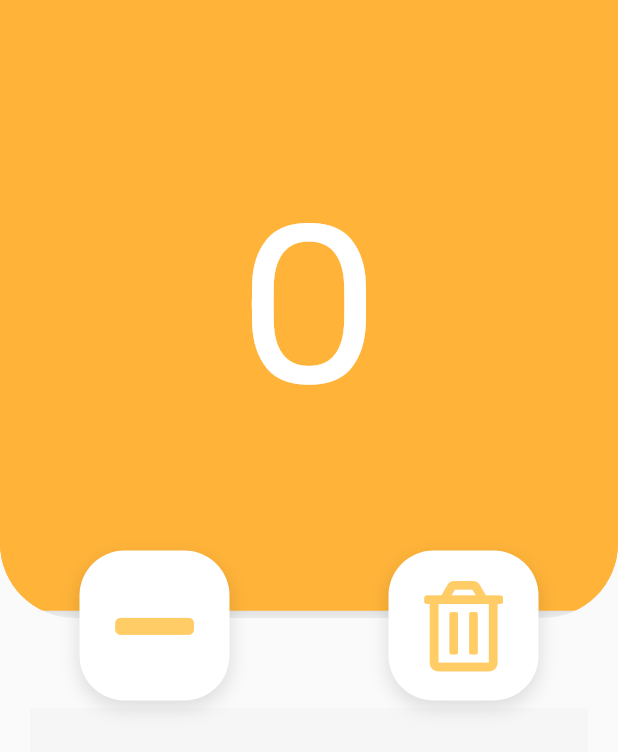
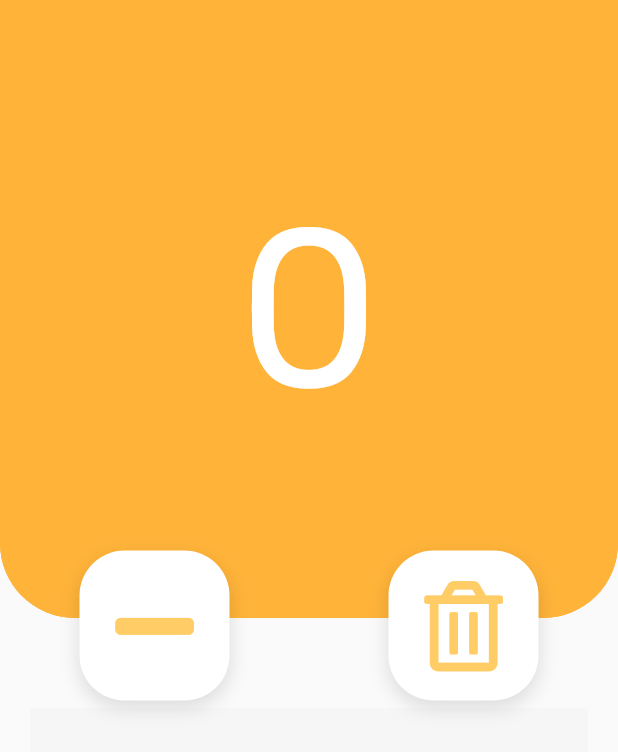
Before and after one commit to devmoonho/touch_counter_app, a Flutter app: the screen it shows after launch, on a phone screen of 412 x 824 dp. Shown: the top 752 px of the screen. Run offline on Flutter 3.47's test engine with Material 2 defaults, Android fonts, the phone set to English and light mode, and no system bars; our stand-ins replace date_format, font_awesome_flutter, vibration; missing offline and left inert: firebase_admob; accounts and stored records are empty.

```diff
--- a/lib/app_pages/home.dart
+++ b/lib/app_pages/home.dart
@@ -4,7 +4,7 @@ import 'package:touch_counter_app/app_pages/widgets/button_widget.dart';
 import 'package:touch_counter_app/app_pages/widgets/counter_widget.dart';
 import 'package:touch_counter_app/app_pages/widgets/list_widget.dart';
 import 'package:touch_counter_app/models/admob_model.dart';
-import 'package:touch_counter_app/providers/home_provider.dart';
+import 'package:touch_counter_app/providers/counter_provider.dart';
 
 class Home extends StatefulWidget {
   @override
@@ -29,11 +29,9 @@ class _HomeState extends State<Home> {
 
   @override
   Widget build(BuildContext context) {
-    return ChangeNotifierProvider(
-      builder: (context) => Counter(),
-      child: Scaffold(
-        body: Consumer<Counter>(
-          builder: (context, counter, child) => Stack(
+    final counter = Provider.of<CounterProvider>(context, listen: true);
+    return Scaffold(
+      body: Stack(
         children: <Widget>[
           Column(
             mainAxisAlignment: MainAxisAlignment.center,
@@ -44,8 +42,10 @@ class _HomeState extends State<Home> {
                 duration: Duration(milliseconds: 300),
                 alignment: Alignment.topCenter,
                 height: counter.isCounterFill
-                        ? MediaQuery.of(context).size.height + counter.counterFill.diffPos
-                        : MediaQuery.of(context).size.height / 2 + counter.counterFill.diffPos,
+                    ? MediaQuery.of(context).size.height +
+                        counter.counterFill.diffPos
+                    : MediaQuery.of(context).size.height / 2 +
+                        counter.counterFill.diffPos,
                 child: CounterWidget(),
               ),
               AnimatedContainer(
@@ -54,7 +54,8 @@ class _HomeState extends State<Home> {
                 alignment: Alignment.bottomCenter,
                 height: counter.isCounterFill
                     ? 0.0 - counter.counterFill.diffPos
-                        : MediaQuery.of(context).size.height / 2 - counter.counterFill.diffPos,
+                    : MediaQuery.of(context).size.height / 2 -
+                        counter.counterFill.diffPos,
                 child: ListWidget(),
               )
             ],
@@ -70,8 +71,6 @@ class _HomeState extends State<Home> {
           ),
         ],
       ),
-        ),
-      ),
     );
   }
 }
--- a/lib/app_pages/widgets/button_widget.dart
+++ b/lib/app_pages/widgets/button_widget.dart
@@ -1,7 +1,7 @@
 import 'package:flutter/material.dart';
 import 'package:font_awesome_flutter/font_awesome_flutter.dart';
 import 'package:provider/provider.dart';
-import 'package:touch_counter_app/providers/home_provider.dart';
+import 'package:touch_counter_app/providers/counter_provider.dart';
 
 class ButtonWidget extends StatefulWidget {
   @override
@@ -35,9 +35,9 @@ class _ButtonWidgetState extends State<ButtonWidget> {
           borderRadius: BorderRadius.circular(30.0),
           onTap: () {
             if (index == 0) {
-              Provider.of<Counter>(context, listen: false).decrement();
+              Provider.of<CounterProvider>(context, listen: false).decrement();
             } else if (index == 1) {
-              Provider.of<Counter>(context, listen: false).reset();
+              Provider.of<CounterProvider>(context, listen: false).reset();
             }
           },
           child: Icon(
--- a/lib/app_pages/widgets/counter_widget.dart
+++ b/lib/app_pages/widgets/counter_widget.dart
@@ -2,7 +2,7 @@ import 'dart:async';
 
 import 'package:flutter/material.dart';
 import 'package:provider/provider.dart';
-import 'package:touch_counter_app/providers/home_provider.dart';
+import 'package:touch_counter_app/providers/counter_provider.dart';
 import 'package:vibration/vibration.dart';
 
 class CounterWidget extends StatefulWidget {
@@ -12,36 +12,14 @@ class CounterWidget extends StatefulWidget {
 
 class _CounterWidgetState extends State<CounterWidget>
     with SingleTickerProviderStateMixin {
-  Animation _animation;
-  AnimationController _animationController;
-  Timer timer;
-
-  @override
-  void initState() {
-    _animationController =
-        AnimationController(duration: Duration(milliseconds: 500), vsync: this);
-    _animation =
-        CurvedAnimation(curve: Curves.easeInOut, parent: _animationController);
-    timer = Timer(Duration(milliseconds: 500), _animationController.forward);
-    super.initState();
-  }
-
-  @override
-  void dispose() {
-    timer.cancel();
-    _animationController.dispose();
-    super.dispose();
-  }
-
   @override
   Widget build(BuildContext context) {
-    final counterProvider = Provider.of<Counter>(context, listen: true);
+    final counterProvider =
+        Provider.of<CounterProvider>(context, listen: false);
     return ClipRRect(
       borderRadius: BorderRadius.only(
           bottomLeft: Radius.circular(50.0),
           bottomRight: Radius.circular(50.0)),
-      child: Padding(
-        padding: EdgeInsets.only(bottom: 5.0),
       child: Container(
         alignment: MediaQuery.of(context).orientation == Orientation.portrait
             ? Alignment.center
@@ -56,18 +34,26 @@ class _CounterWidgetState extends State<CounterWidget>
             ),
           ],
         ),
-          child: GestureDetector(
+        child: Stack(
+          children: <Widget>[
+            GestureDetector(
               onHorizontalDragStart: (DragStartDetails details) {
                 counterProvider.setStartYPos(details.globalPosition.dy);
+                setState(() => {});
               },
               onHorizontalDragUpdate: (DragUpdateDetails details) {
                 counterProvider.gestureMove(details.globalPosition.dy);
+                counterProvider.refresh();
+                setState(() => {});
               },
               onHorizontalDragEnd: (DragEndDetails details) {
                 if (counterProvider.StartYPos < counterProvider.EndYPos)
                   counterProvider.gestureDown();
                 else
                   counterProvider.gestureUp();
+
+                counterProvider.refresh();
+                setState(() => {});
               },
               child: Material(
                 color: Theme.of(context).primaryColor,
@@ -82,12 +68,14 @@ class _CounterWidgetState extends State<CounterWidget>
                     });
                   },
                   child: Container(
-                  alignment:
-                      MediaQuery.of(context).orientation == Orientation.portrait
+                    alignment: MediaQuery.of(context).orientation ==
+                            Orientation.portrait
                         ? Alignment.center
                         : Alignment.topCenter,
                     constraints: BoxConstraints.expand(),
                     child: TextAnimation(
+                      child: Container(
+                        alignment: Alignment.center,
                         child: Text(
                           '${counterProvider.value}',
                           style: TextStyle(
@@ -101,6 +89,8 @@ class _CounterWidgetState extends State<CounterWidget>
                   ),
                 ),
               ),
+            ),
+          ],
         ),
       ),
     );
@@ -148,7 +138,7 @@ class _TextAnimationState extends State<TextAnimation>
 
   @override
   Widget build(BuildContext context) {
-    final counterProvider = Provider.of<Counter>(context, listen: true);
+    final counterProvider = Provider.of<CounterProvider>(context, listen: true);
     counterProvider.setController(_animationController);
     return AnimatedBuilder(
       animation: _animation,
--- a/lib/main.dart
+++ b/lib/main.dart
@@ -1,6 +1,8 @@
 import 'package:firebase_admob/firebase_admob.dart';
 import 'package:flutter/material.dart';
+import 'package:provider/provider.dart';
 import 'package:touch_counter_app/models/admob_model.dart';
+import 'package:touch_counter_app/providers/counter_provider.dart';
 
 import 'app_pages/home.dart';
 
@@ -19,7 +21,14 @@ class TouchCounterApp extends StatelessWidget {
         primaryColor: Color(0xFFFFB339),
         accentColor: Color(0xFFFFCC66),
       ),
-      home: Home(),
+      home: MultiProvider(
+        providers: [
+          ChangeNotifierProvider<CounterProvider>.value(
+            value: CounterProvider(),
+          ),
+        ],
+        child: Home(),
+      ),
     );
   }
 }
--- a/lib/providers/home_provider.dart
+++ b/lib/providers/counter_provider.dart
@@ -1,25 +1,7 @@
 import 'package:flutter/material.dart';
 import 'package:touch_counter_app/models/touch_counter_model.dart';
 
-class CounterFill {
-  int flex;
-  double diffPos;
-  EdgeInsetsGeometry padding;
-  AlignmentGeometry alignment;
-
-  double startYPos;
-  double endYPos;
-
-  CounterFill() {
-    this.padding = EdgeInsets.only(top: 10.0);
-    this.alignment = Alignment.center;
-    this.diffPos = 0.0;
-    this.startYPos = 0.0;
-    this.endYPos = 0.0;
-  }
-}
-
-class Counter with ChangeNotifier {
+class CounterProvider with ChangeNotifier {
   int value = 0;
   List<TouchCounter> touchCounters = [];
   ScrollController scrollController = new ScrollController();
@@ -27,6 +9,8 @@ class Counter with ChangeNotifier {
   CounterFill counterFill = new CounterFill();
   bool isCounterFill = false;
   bool vibration = false;
+
+  String diffType = 'seconds';
 
   AnimationController _animationController;
 
@@ -42,6 +26,7 @@ class Counter with ChangeNotifier {
 
   void setStartYPos(double startYPos) {
     counterFill.startYPos = startYPos;
+    refresh();
   }
 
   void gestureMove(double end) {
@@ -53,7 +38,7 @@ class Counter with ChangeNotifier {
     if ((isCounterFill && counterFill.diffPos > 0) ||
         (!isCounterFill && counterFill.diffPos < 0)) counterFill.diffPos = 0;
 
-    notifyListeners();
+    refresh();
   }
 
   void gestureUp() {
@@ -65,7 +50,7 @@ class Counter with ChangeNotifier {
       counterFill.alignment = Alignment.center;
     }
     counterFill.diffPos = 0.0;
-    notifyListeners();
+    refresh();
   }
 
   void gestureDown() {
@@ -77,7 +62,7 @@ class Counter with ChangeNotifier {
       counterFill.alignment = Alignment.bottomCenter;
     }
     counterFill.diffPos = 0.0;
-    notifyListeners();
+    refresh();
   }
 
   void increment() {
@@ -104,7 +89,7 @@ class Counter with ChangeNotifier {
 
   void setCounter(int value) {
     touchCounters.add(TouchCounter(
-        counter: value, datetime: DateTime.now(), diff: getDiff(value)));
+        counter: value, datetime: DateTime.now(), diff: getDiff(value), type: 'seconds'));
     listAnimation();
   }
 
@@ -134,3 +119,21 @@ class Counter with ChangeNotifier {
 
   void doAnimation() => _animationController.forward();
 }
+
+class CounterFill {
+  int flex;
+  double diffPos;
+  EdgeInsetsGeometry padding;
+  AlignmentGeometry alignment;
+
+  double startYPos;
+  double endYPos;
+
+  CounterFill() {
+    this.padding = EdgeInsets.only(top: 10.0);
+    this.alignment = Alignment.center;
+    this.diffPos = 0.0;
+    this.startYPos = 0.0;
+    this.endYPos = 0.0;
+  }
+}
--- a/pubspec.yaml
+++ b/pubspec.yaml
@@ -17,7 +17,7 @@ environment:
   sdk: ">=2.1.0 <3.0.0"
 
 dependencies:
-  provider: ^3.1.0+1
+  provider:
   flutter:
     sdk: flutter
   firebase_core: ^0.4.0+9
```
Also changed, not shown: lib/app_pages/widgets/list_widget.dart (+64 -13 lines), lib/models/touch_counter_model.dart (+13 -12 lines). Lines whose indentation alone changed are shown as unchanged.
